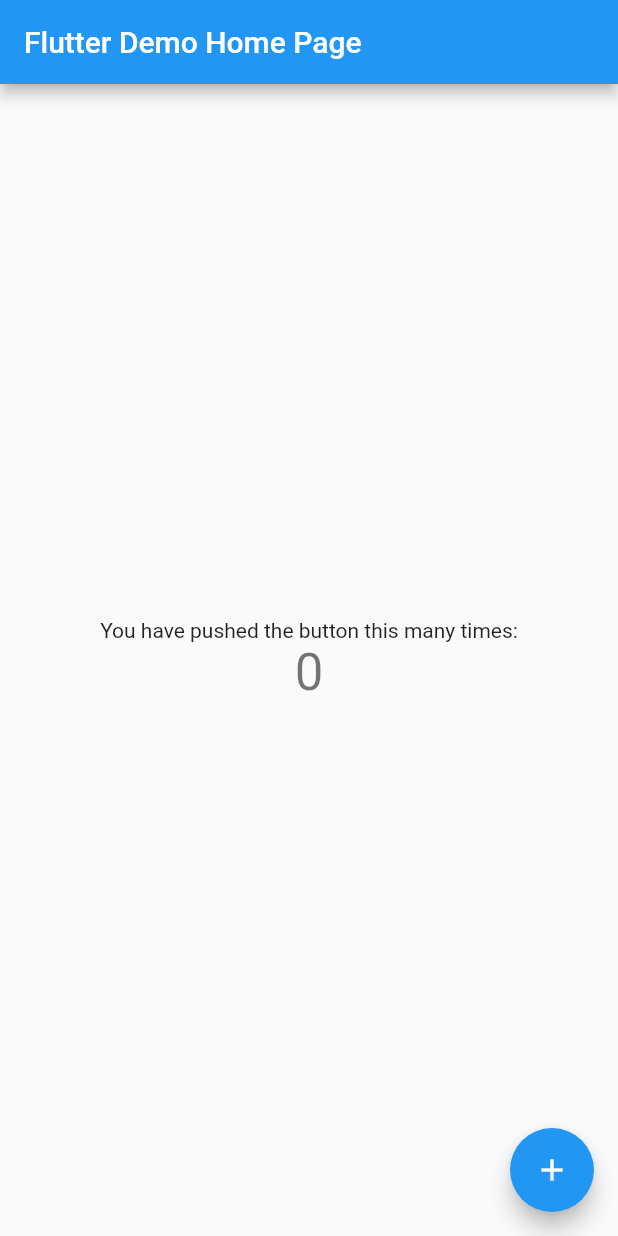
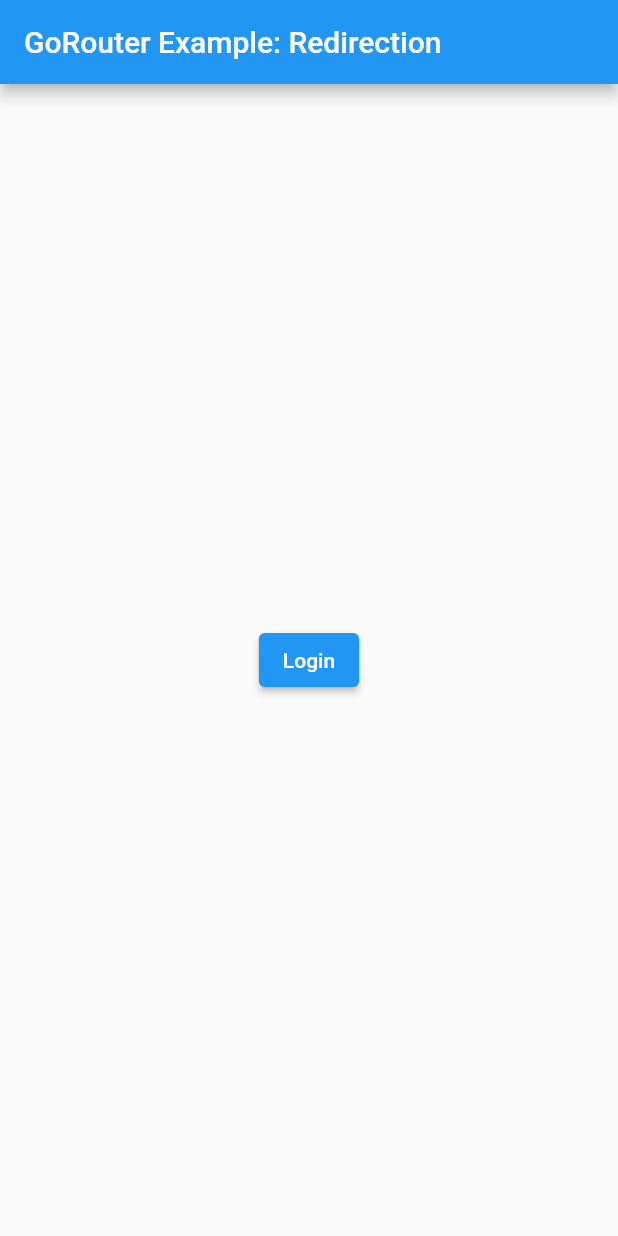
Before and after one commit to heavy-stone/go_router_sample, a Flutter app: the screen it shows after launch, on a phone screen of 412 x 824 dp. Run offline on Flutter 3.47's test engine with Material 2 defaults, Android fonts, the phone set to English and light mode, and no system bars; our stand-ins replace go_router.

Commit message:
[add]redirection.dart

```diff
--- a/lib/main.dart
+++ b/lib/main.dart
@@ -1,115 +1,167 @@
 import 'package:flutter/material.dart';
+import 'package:go_router/go_router.dart';
+import 'package:provider/provider.dart';
 
-void main() {
-  runApp(const MyApp());
+import 'shared/data.dart';
+
+void main() => runApp(App());
+
+class App extends StatelessWidget {
+  App({Key? key}) : super(key: key);
+
+  final loginInfo = LoginInfo();
+  static const title = 'GoRouter Example: Redirection';
+
+  // add the login info into the tree as app state that can change over time
+  @override
+  Widget build(BuildContext context) => ChangeNotifierProvider<LoginInfo>.value(
+        value: loginInfo,
+        child: MaterialApp.router(
+          routeInformationParser: _router.routeInformationParser,
+          routerDelegate: _router.routerDelegate,
+          title: title,
+          debugShowCheckedModeBanner: false,
+        ),
+      );
+
+  late final _router = GoRouter(
+    routes: [
+      GoRoute(
+        path: '/',
+        builder: (context, state) => HomeScreen(families: Families.data),
+        routes: [
+          GoRoute(
+            path: 'family/:fid',
+            builder: (context, state) => FamilyScreen(
+              family: Families.family(state.params['fid']!),
+            ),
+            routes: [
+              GoRoute(
+                path: 'person/:pid',
+                builder: (context, state) {
+                  final family = Families.family(state.params['fid']!);
+                  final person = family.person(state.params['pid']!);
+                  return PersonScreen(family: family, person: person);
+                },
+              ),
+            ],
+          ),
+        ],
+      ),
+      GoRoute(
+        path: '/login',
+        builder: (context, state) => const LoginScreen(),
+      ),
+    ],
+
+    // redirect to the login page if the user is not logged in
+    redirect: (state) {
+      // if the user is not logged in, they need to login
+      final loggedIn = loginInfo.loggedIn;
+      final loggingIn = state.subloc == '/login';
+      if (!loggedIn) return loggingIn ? null : '/login';
+
+      // if the user is logged in but still on the login page, send them to
+      // the home page
+      if (loggingIn) return '/';
+
+      // no need to redirect at all
+      return null;
+    },
+
+    // changes on the listenable will cause the router to refresh it's route
+    refreshListenable: loginInfo,
+  );
 }
 
-class MyApp extends StatelessWidget {
-  const MyApp({Key? key}) : super(key: key);
+class LoginScreen extends StatelessWidget {
+  const LoginScreen({Key? key}) : super(key: key);
 
-  // This widget is the root of your application.
+  @override
+  Widget build(BuildContext context) => Scaffold(
+        appBar: AppBar(title: const Text(App.title)),
+        body: Center(
+          child: Column(
+            mainAxisAlignment: MainAxisAlignment.center,
+            children: [
+              ElevatedButton(
+                onPressed: () {
+                  // log a user in, letting all the listeners know
+                  context.read<LoginInfo>().login('test-user');
+
+                  // router will automatically redirect from /login to / using
+                  // refreshListenable
+                  //context.go('/');
+                },
+                child: const Text('Login'),
+              ),
+            ],
+          ),
+        ),
+      );
+}
+
+class HomeScreen extends StatelessWidget {
+  const HomeScreen({required this.families, Key? key}) : super(key: key);
+  final List<Family> families;
+
   @override
   Widget build(BuildContext context) {
-    return MaterialApp(
-      title: 'Flutter Demo',
-      theme: ThemeData(
-        // This is the theme of your application.
-        //
-        // Try running your application with "flutter run". You'll see the
-        // application has a blue toolbar. Then, without quitting the app, try
-        // changing the primarySwatch below to Colors.green and then invoke
-        // "hot reload" (press "r" in the console where you ran "flutter run",
-        // or simply save your changes to "hot reload" in a Flutter IDE).
-        // Notice that the counter didn't reset back to zero; the application
-        // is not restarted.
-        primarySwatch: Colors.blue,
+    final info = context.read<LoginInfo>();
+
+    return Scaffold(
+      appBar: AppBar(
+        title: const Text(App.title),
+        actions: [
+          IconButton(
+            onPressed: info.logout,
+            tooltip: 'Logout: ${info.userName}',
+            icon: const Icon(Icons.logout),
+          )
+        ],
       ),
-      home: const MyHomePage(title: 'Flutter Demo Home Page'),
+      body: ListView(
+        children: [
+          for (final f in families)
+            ListTile(
+              title: Text(f.name),
+              onTap: () => context.go('/family/${f.id}'),
+            )
+        ],
+      ),
     );
   }
 }
 
-class MyHomePage extends StatefulWidget {
-  const MyHomePage({Key? key, required this.title}) : super(key: key);
-
-  // This widget is the home page of your application. It is stateful, meaning
-  // that it has a State object (defined below) that contains fields that affect
-  // how it looks.
-
-  // This class is the configuration for the state. It holds the values (in this
-  // case the title) provided by the parent (in this case the App widget) and
-  // used by the build method of the State. Fields in a Widget subclass are
-  // always marked "final".
-
-  final String title;
+class FamilyScreen extends StatelessWidget {
+  const FamilyScreen({required this.family, Key? key}) : super(key: key);
+  final Family family;
 
   @override
-  State<MyHomePage> createState() => _MyHomePageState();
+  Widget build(BuildContext context) => Scaffold(
+        appBar: AppBar(title: Text(family.name)),
+        body: ListView(
+          children: [
+            for (final p in family.people)
+              ListTile(
+                title: Text(p.name),
+                onTap: () => context.go('/family/${family.id}/person/${p.id}'),
+              ),
+          ],
+        ),
+      );
 }
 
-class _MyHomePageState extends State<MyHomePage> {
-  int _counter = 0;
+class PersonScreen extends StatelessWidget {
+  const PersonScreen({required this.family, required this.person, Key? key})
+      : super(key: key);
 
-  void _incrementCounter() {
-    setState(() {
-      // This call to setState tells the Flutter framework that something has
-      // changed in this State, which causes it to rerun the build method below
-      // so that the display can reflect the updated values. If we changed
-      // _counter without calling setState(), then the build method would not be
-      // called again, and so nothing would appear to happen.
-      _counter++;
-    });
-  }
+  final Family family;
+  final Person person;
 
   @override
-  Widget build(BuildContext context) {
-    // This method is rerun every time setState is called, for instance as done
-    // by the _incrementCounter method above.
-    //
-    // The Flutter framework has been optimized to make rerunning build methods
-    // fast, so that you can just rebuild anything that needs updating rather
-    // than having to individually change instances of widgets.
-    return Scaffold(
-      appBar: AppBar(
-        // Here we take the value from the MyHomePage object that was created by
-        // the App.build method, and use it to set our appbar title.
-        title: Text(widget.title),
-      ),
-      body: Center(
-        // Center is a layout widget. It takes a single child and positions it
-        // in the middle of the parent.
-        child: Column(
-          // Column is also a layout widget. It takes a list of children and
-          // arranges them vertically. By default, it sizes itself to fit its
-          // children horizontally, and tries to be as tall as its parent.
-          //
-          // Invoke "debug painting" (press "p" in the console, choose the
-          // "Toggle Debug Paint" action from the Flutter Inspector in Android
-          // Studio, or the "Toggle Debug Paint" command in Visual Studio Code)
-          // to see the wireframe for each widget.
-          //
-          // Column has various properties to control how it sizes itself and
-          // how it positions its children. Here we use mainAxisAlignment to
-          // center the children vertically; the main axis here is the vertical
-          // axis because Columns are vertical (the cross axis would be
-          // horizontal).
-          mainAxisAlignment: MainAxisAlignment.center,
-          children: <Widget>[
-            const Text(
-              'You have pushed the button this many times:',
-            ),
-            Text(
-              '$_counter',
-              style: Theme.of(context).textTheme.headline4,
-            ),
-          ],
-        ),
-      ),
-      floatingActionButton: FloatingActionButton(
-        onPressed: _incrementCounter,
-        tooltip: 'Increment',
-        child: const Icon(Icons.add),
-      ), // This trailing comma makes auto-formatting nicer for build methods.
-    );
-  }
+  Widget build(BuildContext context) => Scaffold(
+        appBar: AppBar(title: Text(person.name)),
+        body: Text('${person.name} ${family.name} is ${person.age} years old'),
+      );
 }
--- /dev/null
+++ b/lib/shared/data.dart
@@ -0,0 +1,204 @@
+import 'dart:async';
+import 'dart:math';
+
+import 'package:flutter/foundation.dart';
+
+class Person {
+  Person({required this.id, required this.name, required this.age});
+
+  final String id;
+  final String name;
+  final int age;
+}
+
+class Family {
+  Family({required this.id, required this.name, required this.people});
+
+  final String id;
+  final String name;
+  final List<Person> people;
+
+  Person person(String pid) => people.singleWhere(
+        (p) => p.id == pid,
+        orElse: () => throw Exception('unknown person $pid for family $id'),
+      );
+}
+
+class Families {
+  static final data = [
+    Family(
+      id: 'f1',
+      name: 'Sells',
+      people: [
+        Person(id: 'p1', name: 'Chris', age: 52),
+        Person(id: 'p2', name: 'John', age: 27),
+        Person(id: 'p3', name: 'Tom', age: 26),
+      ],
+    ),
+    Family(
+      id: 'f2',
+      name: 'Addams',
+      people: [
+        Person(id: 'p1', name: 'Gomez', age: 55),
+        Person(id: 'p2', name: 'Morticia', age: 50),
+        Person(id: 'p3', name: 'Pugsley', age: 10),
+        Person(id: 'p4', name: 'Wednesday', age: 17),
+      ],
+    ),
+    Family(
+      id: 'f3',
+      name: 'Hunting',
+      people: [
+        Person(id: 'p1', name: 'Mom', age: 54),
+        Person(id: 'p2', name: 'Dad', age: 55),
+        Person(id: 'p3', name: 'Will', age: 20),
+        Person(id: 'p4', name: 'Marky', age: 21),
+        Person(id: 'p5', name: 'Ricky', age: 22),
+        Person(id: 'p6', name: 'Danny', age: 23),
+        Person(id: 'p7', name: 'Terry', age: 24),
+        Person(id: 'p8', name: 'Mikey', age: 25),
+        Person(id: 'p9', name: 'Davey', age: 26),
+        Person(id: 'p10', name: 'Timmy', age: 27),
+        Person(id: 'p11', name: 'Tommy', age: 28),
+        Person(id: 'p12', name: 'Joey', age: 29),
+        Person(id: 'p13', name: 'Robby', age: 30),
+        Person(id: 'p14', name: 'Johnny', age: 31),
+        Person(id: 'p15', name: 'Brian', age: 32),
+      ],
+    ),
+  ];
+
+  static Family family(String fid) => data.family(fid);
+}
+
+extension on List<Family> {
+  Family family(String fid) => singleWhere(
+        (f) => f.id == fid,
+        orElse: () => throw Exception('unknown family $fid'),
+      );
+}
+
+class LoginInfo extends ChangeNotifier {
+  var _userName = '';
+  String get userName => _userName;
+  bool get loggedIn => _userName.isNotEmpty;
+
+  void login(String userName) {
+    _userName = userName;
+    notifyListeners();
+  }
+
+  void logout() {
+    _userName = '';
+    notifyListeners();
+  }
+}
+
+class LoginInfo2 extends ChangeNotifier {
+  var _userName = '';
+  String get userName => _userName;
+  bool get loggedIn => _userName.isNotEmpty;
+
+  Future<void> login(String userName) async {
+    _userName = userName;
+    notifyListeners();
+    await Future<void>.delayed(const Duration(microseconds: 2500));
+  }
+
+  Future<void> logout() async {
+    _userName = '';
+    notifyListeners();
+    await Future<void>.delayed(const Duration(microseconds: 2500));
+  }
+}
+
+class FamilyPerson {
+  FamilyPerson({required this.family, required this.person});
+
+  final Family family;
+  final Person person;
+}
+
+class Repository {
+  static final rnd = Random();
+
+  Future<List<Family>> getFamilies() async {
+    // simulate network delay
+    await Future<void>.delayed(const Duration(seconds: 1));
+
+    // simulate error
+    // if (rnd.nextBool()) throw Exception('error fetching families');
+
+    // return data "fetched over the network"
+    return Families.data;
+  }
+
+  Future<Family> getFamily(String fid) async =>
+      (await getFamilies()).family(fid);
+
+  Future<FamilyPerson> getPerson(String fid, String pid) async {
+    final family = await getFamily(fid);
+    return FamilyPerson(family: family, person: family.person(pid));
+  }
+}
+
+class Repository2 {
+  Repository2._(this.userName);
+  final String userName;
+
+  static Future<Repository2> get(String userName) async {
+    // simulate network delay
+    await Future<void>.delayed(const Duration(seconds: 1));
+    return Repository2._(userName);
+  }
+
+  static final rnd = Random();
+
+  Future<List<Family>> getFamilies() async {
+    // simulate network delay
+    await Future<void>.delayed(const Duration(seconds: 1));
+
+    // simulate error
+    // if (rnd.nextBool()) throw Exception('error fetching families');
+
+    // return data "fetched over the network"
+    return Families.data;
+  }
+
+  Future<Family> getFamily(String fid) async =>
+      (await getFamilies()).family(fid);
+
+  Future<FamilyPerson> getPerson(String fid, String pid) async {
+    final family = await getFamily(fid);
+    return FamilyPerson(family: family, person: family.person(pid));
+  }
+}
+
+abstract class StateStream<T> {
+  StateStream();
+
+  StateStream.seeded(T value) : state = value {
+    _controller.add(value);
+  }
+
+  final StreamController<T> _controller = StreamController<T>();
+  late T state;
+
+  Stream<T> get stream => _controller.stream;
+
+  void emit(T state) {
+    this.state = state;
+    _controller.add(state);
+  }
+
+  void dispose() {
+    _controller.close();
+  }
+}
+
+class LoggedInState extends StateStream<bool> {
+  LoggedInState();
+
+  // ignore: avoid_positional_boolean_parameters
+  LoggedInState.seeded(bool value) : super.seeded(value);
+}
--- a/pubspec.yaml
+++ b/pubspec.yaml
@@ -34,6 +34,8 @@
   # The following adds the Cupertino Icons font to your application.
   # Use with the CupertinoIcons class for iOS style icons.
   cupertino_icons: ^1.0.2
+  go_router: ^3.1.1
+  provider: ^6.0.3
 
 dev_dependencies:
   flutter_test:
```
Also changed, not shown: pubspec.lock.
